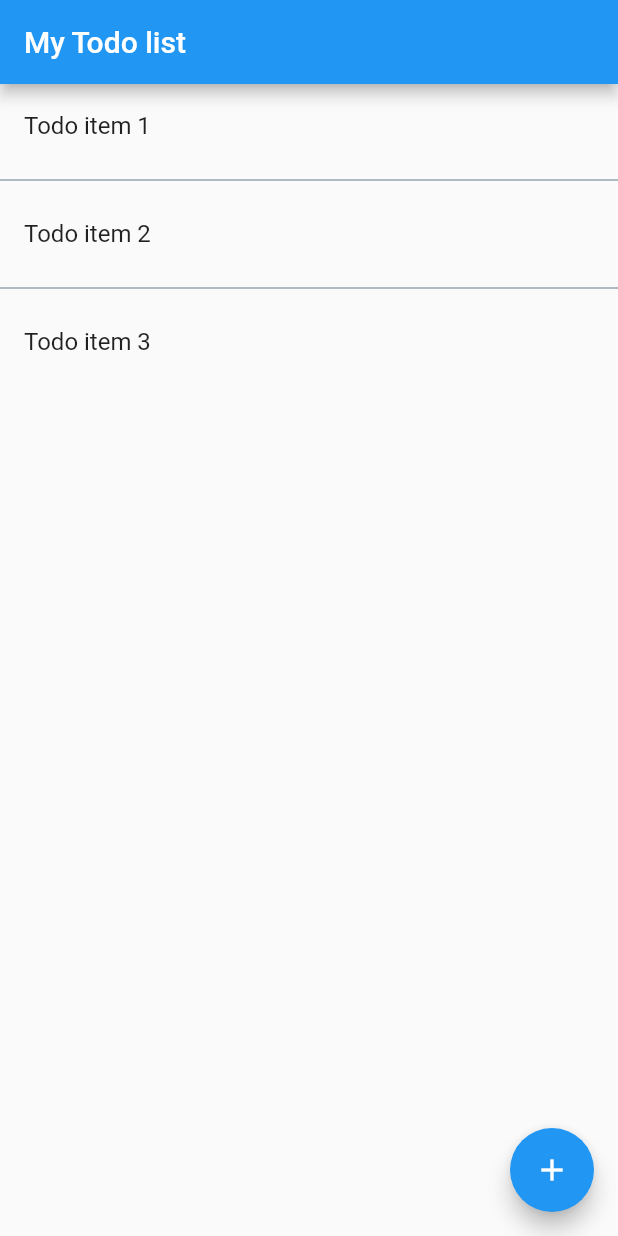
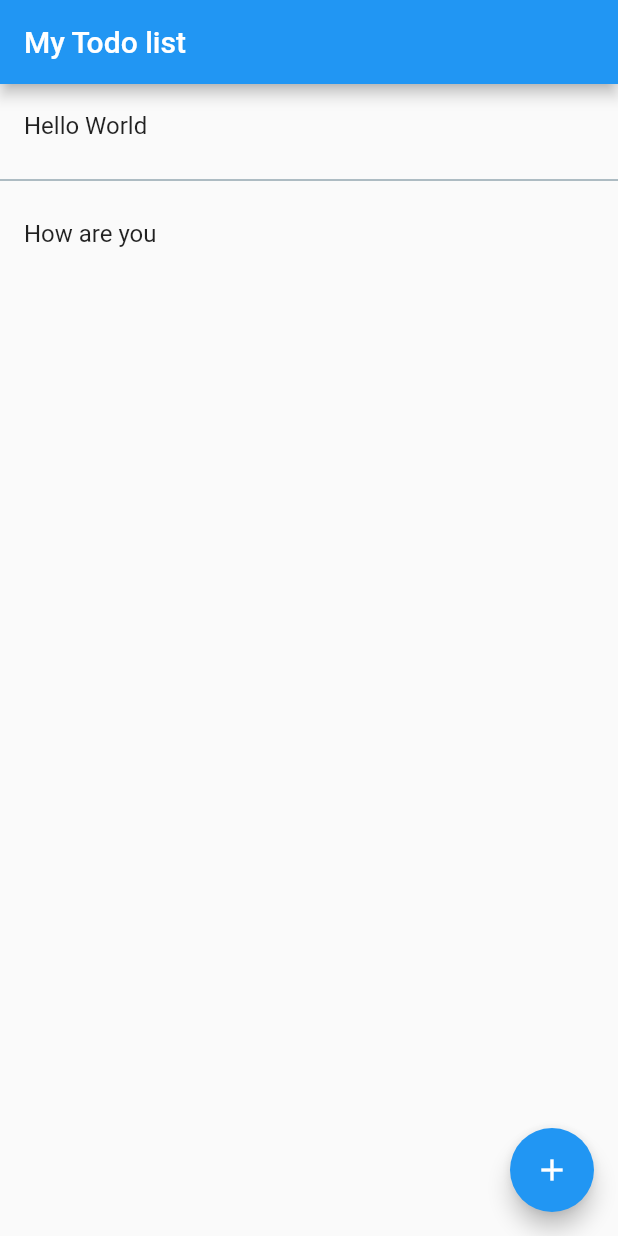
Before and after one commit to jumail-utm/mvvm_todolist, a Flutter app: the screen it shows after launch, on a phone screen of 412 x 824 dp. Run offline on Flutter 3.47's test engine with Material 2 defaults, Android fonts, the phone set to English and light mode, and no system bars.

Commit message:
Add dynamic list with setState()

```diff
--- a/lib/main.dart
+++ b/lib/main.dart
@@ -23,7 +23,7 @@ class MyHomePage extends StatefulWidget {
 }
 
 class _MyHomePageState extends State<MyHomePage> {
-  // final _todoList = <String>['Hello World', 'How are you'];
+  final _todoList = <String>['Hello World', 'How are you'];
 
   @override
   Widget build(BuildContext context) {
@@ -34,15 +34,15 @@ class _MyHomePageState extends State<MyHomePage> {
         ),
         body: Center(
             child: ListView.separated(
-          itemCount: 3,
-          itemBuilder: (_, index) =>
-              ListTile(title: Text('Todo item ${index + 1}')),
+          itemCount: _todoList.length,
+          itemBuilder: (_, index) => ListTile(title: Text(_todoList[index])),
           separatorBuilder: (context, index) => Divider(
             color: Colors.blueGrey,
           ),
         )),
         floatingActionButton: FloatingActionButton(
-          onPressed: () {},
+          onPressed: () => setState(
+              () => _todoList.add('Todo item ${_todoList.length + 1}')),
           child: Icon(Icons.add),
         ),
       ),
```
